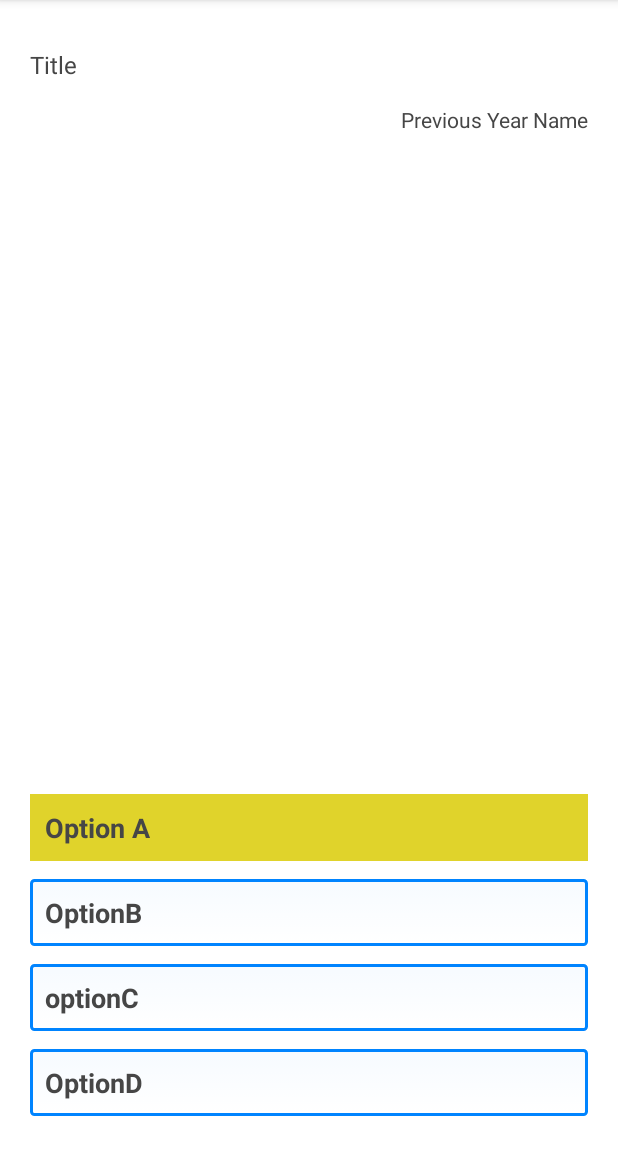
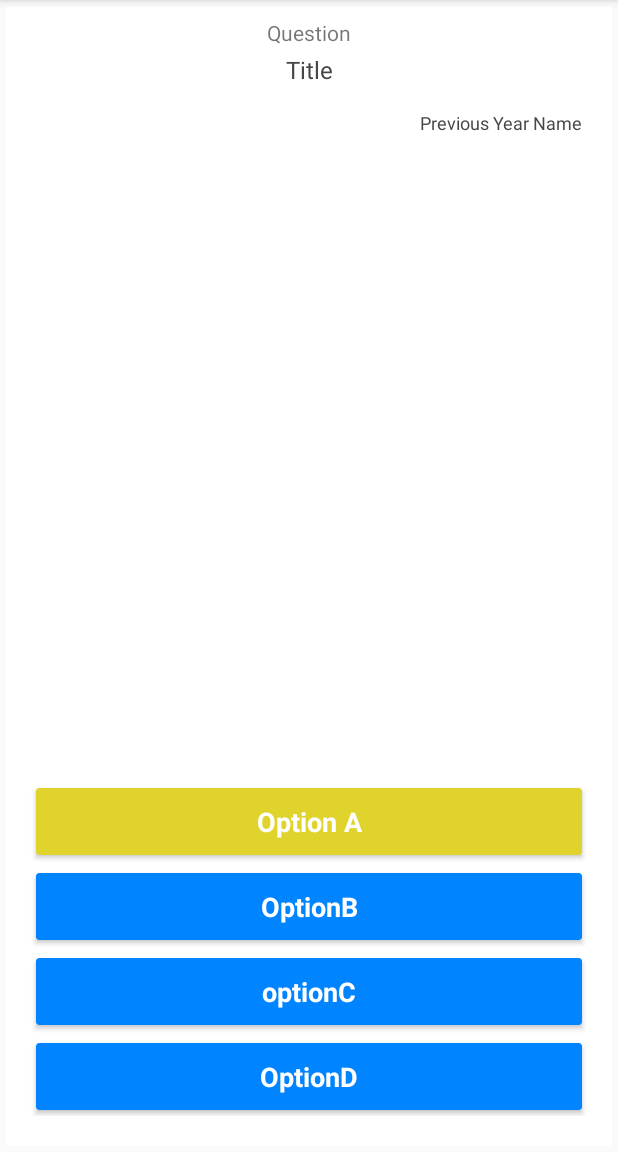
Before and after one commit to iamrahulyadav/AptitudeQuiz, an Android app: the fragment AptitudeFragment shown on its own in the app's theme, after a tap on "Option A", on a phone screen of 412 x 824 dp, the part 84-1236 px from its top. Run offline under Robolectric (Android 15) with nearby library versions, the phone set to English and light mode, and no system bars; libraries missing offline, so code that uses them is left out: com.crashlytics.android; 8 statements that could not run were skipped.

```diff
--- a/app/src/main/java/app/aptitude/quiz/craftystudio/aptitudequiz/AptitudeFragment.java
+++ b/app/src/main/java/app/aptitude/quiz/craftystudio/aptitudequiz/AptitudeFragment.java
@@ -52,10 +52,10 @@ public class AptitudeFragment extends Fragment implements View.OnClickListener {
     TextView optionC;
     TextView optionD;
 
-    LinearLayout optionACardView;
-    LinearLayout optionBCardView;
-    LinearLayout optionCCardView;
-    LinearLayout optionDCardView;
+    CardView optionACardView;
+    CardView optionBCardView;
+    CardView optionCCardView;
+    CardView optionDCardView;
 
 
     public static AptitudeFragment newInstance(Questions questions, Context context, boolean randomTestOn) {
@@ -105,13 +105,13 @@ public class AptitudeFragment extends Fragment implements View.OnClickListener {
         //   TextView randomNumber = (TextView) view.findViewById(R.id.fragmentAptitudeQuiz_randomNumber_Textview);
 
 
-        optionACardView = (LinearLayout) view.findViewById(R.id.fragmentAptitudeQuiz_optionA_Cardview);
-        optionBCardView = (LinearLayout) view.findViewById(R.id.fragmentAptitudeQuiz_optionB_Cardview);
-        optionCCardView = (LinearLayout) view.findViewById(R.id.fragmentAptitudeQuiz_optionC_Cardview);
-        optionDCardView = (LinearLayout) view.findViewById(R.id.fragmentAptitudeQuiz_optionD_Cardview);
+        optionACardView = (CardView) view.findViewById(R.id.fragmentAptitudeQuiz_optionA_Cardview);
+        optionBCardView = (CardView) view.findViewById(R.id.fragmentAptitudeQuiz_optionB_Cardview);
+        optionCCardView = (CardView) view.findViewById(R.id.fragmentAptitudeQuiz_optionC_Cardview);
+        optionDCardView = (CardView) view.findViewById(R.id.fragmentAptitudeQuiz_optionD_Cardview);
 
 
-        questionName.setText("Q. " + questions.getQuestionName() + " ");
+        questionName.setText( "Q."+questions.getQuestionName());
         optionA.setText(questions.getOptionA());
         optionB.setText(questions.getOptionB());
         optionC.setText(questions.getOptionC());
@@ -137,16 +137,16 @@ public class AptitudeFragment extends Fragment implements View.OnClickListener {
         String correctANswer = questions.getCorrectAnswer();
 
         if (optionA.getText().toString().equalsIgnoreCase(correctANswer)) {
-            optionACardView.setBackgroundColor(ContextCompat.getColor(getContext(), R.color.colorGreen));
+            optionACardView.setCardBackgroundColor(ContextCompat.getColor(getContext(), R.color.colorGreen));
 
         } else if (optionB.getText().toString().equalsIgnoreCase(correctANswer)) {
-            optionBCardView.setBackgroundColor(ContextCompat.getColor(getContext(), R.color.colorGreen));
+            optionBCardView.setCardBackgroundColor(ContextCompat.getColor(getContext(), R.color.colorGreen));
 
         } else if (optionC.getText().toString().equalsIgnoreCase(correctANswer)) {
-            optionCCardView.setBackgroundColor(ContextCompat.getColor(getContext(), R.color.colorGreen));
+            optionCCardView.setCardBackgroundColor(ContextCompat.getColor(getContext(), R.color.colorGreen));
 
         } else if (optionD.getText().toString().equalsIgnoreCase(correctANswer)) {
-            optionDCardView.setBackgroundColor(ContextCompat.getColor(getContext(), R.color.colorGreen));
+            optionDCardView.setCardBackgroundColor(ContextCompat.getColor(getContext(), R.color.colorGreen));
         }
     }
 
@@ -186,12 +186,12 @@ public class AptitudeFragment extends Fragment implements View.OnClickListener {
                 case R.id.fragmentAptitudeQuiz_optionA_Cardview:
                     if (questions.getOptionA().equalsIgnoreCase(questions.getCorrectAnswer())) {
                         Toast.makeText(mainActivity, "Right Answer", Toast.LENGTH_SHORT).show();
-                        optionACardView.setBackgroundColor(ContextCompat.getColor(getContext(), R.color.colorGreen));
+                        optionACardView.setCardBackgroundColor(ContextCompat.getColor(getContext(), R.color.colorGreen));
 
 
                     } else {
                         // Toast.makeText(mainActivity, "Wrong Answer", Toast.LENGTH_SHORT).show();
-                        optionACardView.setBackgroundColor(ContextCompat.getColor(getContext(), R.color.colorRed));
+                        optionACardView.setCardBackgroundColor(ContextCompat.getColor(getContext(), R.color.colorRed));
                         getRightAnswer();
                     }
                     break;
@@ -199,33 +199,33 @@ public class AptitudeFragment extends Fragment implements View.OnClickListener {
                 case R.id.fragmentAptitudeQuiz_optionB_Cardview:
                     if (questions.getOptionB().equalsIgnoreCase(questions.getCorrectAnswer())) {
                         Toast.makeText(mainActivity, "Right Answer", Toast.LENGTH_SHORT).show();
-                        optionBCardView.setBackgroundColor(ContextCompat.getColor(getContext(), R.color.colorGreen));
+                        optionBCardView.setCardBackgroundColor(ContextCompat.getColor(getContext(), R.color.colorGreen));
 
                     } else {
                         // Toast.makeText(mainActivity, "Wrong Answer", Toast.LENGTH_SHORT).show();
-                        optionBCardView.setBackgroundColor(ContextCompat.getColor(getContext(), R.color.colorRed));
+                        optionBCardView.setCardBackgroundColor(ContextCompat.getColor(getContext(), R.color.colorRed));
                         getRightAnswer();
                     }
                     break;
                 case R.id.fragmentAptitudeQuiz_optionC_Cardview:
                     if (questions.getOptionC().equalsIgnoreCase(questions.getCorrectAnswer())) {
                         Toast.makeText(mainActivity, "Right Answer", Toast.LENGTH_SHORT).show();
-                        optionCCardView.setBackgroundColor(ContextCompat.getColor(getContext(), R.color.colorGreen));
+                        optionCCardView.setCardBackgroundColor(ContextCompat.getColor(getContext(), R.color.colorGreen));
 
                     } else {
                         //  Toast.makeText(mainActivity, "Wrong Answer", Toast.LENGTH_SHORT).show();
-                        optionCCardView.setBackgroundColor(ContextCompat.getColor(getContext(), R.color.colorRed));
+                        optionCCardView.setCardBackgroundColor(ContextCompat.getColor(getContext(), R.color.colorRed));
                         getRightAnswer();
                     }
                     break;
                 case R.id.fragmentAptitudeQuiz_optionD_Cardview:
                     if (questions.getOptionD().equalsIgnoreCase(questions.getCorrectAnswer())) {
                         Toast.makeText(mainActivity, "Right Answer", Toast.LENGTH_SHORT).show();
-                        optionDCardView.setBackgroundColor(ContextCompat.getColor(getContext(), R.color.colorGreen));
+                        optionDCardView.setCardBackgroundColor(ContextCompat.getColor(getContext(), R.color.colorGreen));
 
                     } else {
                         // Toast.makeText(mainActivity, "Wrong Answer", Toast.LENGTH_SHORT).show();
-                        optionDCardView.setBackgroundColor(ContextCompat.getColor(getContext(), R.color.colorRed));
+                        optionDCardView.setCardBackgroundColor(ContextCompat.getColor(getContext(), R.color.colorRed));
                         getRightAnswer();
                     }
                     break;
@@ -238,13 +238,13 @@ public class AptitudeFragment extends Fragment implements View.OnClickListener {
 
         } else {
 
-            optionACardView.setBackgroundResource(R.drawable.mybutton);
-            optionBCardView.setBackgroundResource(R.drawable.mybutton);
-            optionCCardView.setBackgroundResource(R.drawable.mybutton);
-            optionDCardView.setBackgroundResource(R.drawable.mybutton);
+            optionACardView.setCardBackgroundColor(ContextCompat.getColor(getContext(), R.color.colorPrimary));
+            optionBCardView.setCardBackgroundColor(ContextCompat.getColor(getContext(), R.color.colorPrimary));
+            optionCCardView.setCardBackgroundColor(ContextCompat.getColor(getContext(), R.color.colorPrimary));
+            optionDCardView.setCardBackgroundColor(ContextCompat.getColor(getContext(), R.color.colorPrimary));
 
-            LinearLayout linearLayout = (LinearLayout) view;
-            linearLayout.setBackgroundColor(ContextCompat.getColor(getContext(), R.color.colorYellow));
+            CardView linearLayout = (CardView) view;
+            linearLayout.setCardBackgroundColor(ContextCompat.getColor(getContext(), R.color.colorYellow));
 
             switch (view.getId()) {
 
@@ -277,33 +277,33 @@ public class AptitudeFragment extends Fragment implements View.OnClickListener {
 
                 if (questions.getUserAnswer().equalsIgnoreCase(questions.getCorrectAnswer())) {
                     if (optionA.getText().toString().equalsIgnoreCase(questions.getUserAnswer())) {
-                        optionACardView.setBackgroundColor(ContextCompat.getColor(getContext(), R.color.colorGreen));
+                        optionACardView.setCardBackgroundColor(ContextCompat.getColor(getContext(), R.color.colorGreen));
 
                     } else if (optionB.getText().toString().equalsIgnoreCase(questions.getUserAnswer())) {
-                        optionBCardView.setBackgroundColor(ContextCompat.getColor(getContext(), R.color.colorGreen));
+                        optionBCardView.setCardBackgroundColor(ContextCompat.getColor(getContext(), R.color.colorGreen));
 
 
                     } else if (optionC.getText().toString().equalsIgnoreCase(questions.getUserAnswer())) {
-                        optionCCardView.setBackgroundColor(ContextCompat.getColor(getContext(), R.color.colorGreen));
+                        optionCCardView.setCardBackgroundColor(ContextCompat.getColor(getContext(), R.color.colorGreen));
 
                     } else if (optionD.getText().toString().equalsIgnoreCase(questions.getUserAnswer())) {
-                        optionDCardView.setBackgroundColor(ContextCompat.getColor(getContext(), R.color.colorGreen));
+                        optionDCardView.setCardBackgroundColor(ContextCompat.getColor(getContext(), R.color.colorGreen));
 
                     }
 
                 } else {
                     if (optionA.getText().toString().equalsIgnoreCase(questions.getUserAnswer())) {
-                        optionACardView.setBackgroundColor(ContextCompat.getColor(getContext(), R.color.colorRed));
+                        optionACardView.setCardBackgroundColor(ContextCompat.getColor(getContext(), R.color.colorRed));
 
                     } else if (optionB.getText().toString().equalsIgnoreCase(questions.getUserAnswer())) {
-                        optionBCardView.setBackgroundColor(ContextCompat.getColor(getContext(), R.color.colorRed));
+                        optionBCardView.setCardBackgroundColor(ContextCompat.getColor(getContext(), R.color.colorRed));
 
 
                     } else if (optionC.getText().toString().equalsIgnoreCase(questions.getUserAnswer())) {
-                        optionCCardView.setBackgroundColor(ContextCompat.getColor(getContext(), R.color.colorRed));
+                        optionCCardView.setCardBackgroundColor(ContextCompat.getColor(getContext(), R.color.colorRed));
 
                     } else if (optionD.getText().toString().equalsIgnoreCase(questions.getUserAnswer())) {
-                        optionDCardView.setBackgroundColor(ContextCompat.getColor(getContext(), R.color.colorRed));
+                        optionDCardView.setCardBackgroundColor(ContextCompat.getColor(getContext(), R.color.colorRed));
 
                     }
 
@@ -315,17 +315,17 @@ public class AptitudeFragment extends Fragment implements View.OnClickListener {
             if (questions.getUserAnswer() != null) {
 
                 if (optionA.getText().toString().equalsIgnoreCase(questions.getUserAnswer())) {
-                    optionACardView.setBackgroundColor(ContextCompat.getColor(getContext(), R.color.colorYellow));
+                    optionACardView.setCardBackgroundColor(ContextCompat.getColor(getContext(), R.color.colorYellow));
 
                 } else if (optionB.getText().toString().equalsIgnoreCase(questions.getUserAnswer())) {
-                    optionBCardView.setBackgroundColor(ContextCompat.getColor(getContext(), R.color.colorYellow));
+                    optionBCardView.setCardBackgroundColor(ContextCompat.getColor(getContext(), R.color.colorYellow));
 
 
                 } else if (optionC.getText().toString().equalsIgnoreCase(questions.getUserAnswer())) {
-                    optionCCardView.setBackgroundColor(ContextCompat.getColor(getContext(), R.color.colorYellow));
+                    optionCCardView.setCardBackgroundColor(ContextCompat.getColor(getContext(), R.color.colorYellow));
 
                 } else if (optionD.getText().toString().equalsIgnoreCase(questions.getUserAnswer())) {
-                    optionDCardView.setBackgroundColor(ContextCompat.getColor(getContext(), R.color.colorYellow));
+                    optionDCardView.setCardBackgroundColor(ContextCompat.getColor(getContext(), R.color.colorYellow));
 
                 }
 
--- a/app/src/main/res/layout/fragment_aptitude_quiz.xml
+++ b/app/src/main/res/layout/fragment_aptitude_quiz.xml
@@ -18,8 +18,8 @@
     <android.support.v7.widget.CardView
         android:layout_width="match_parent"
         android:layout_height="match_parent"
+        android:layout_margin="4dp"
         app:cardBackgroundColor="@color/colorWhiteBg"
-        app:cardCornerRadius="0dp"
         app:cardElevation="0dp">
 
         <LinearLayout
@@ -36,8 +36,6 @@
                     android:layout_width="match_parent"
                     android:layout_height="match_parent"
                     android:orientation="vertical">
-
-
 
                     <!--Title,previous years -->
                     <android.support.v7.widget.CardView
@@ -71,18 +69,25 @@
                             android:orientation="vertical">
 
                             <TextView
+                                android:layout_width="match_parent"
+                                android:layout_height="wrap_content"
+                                android:layout_marginTop="8dp"
+                                android:text="Question"
+                                android:textAlignment="center" />
+
+                            <TextView
                                 android:id="@+id/fragmentAptitudeQuiz_QuestionName_Textview"
                                 android:layout_width="match_parent"
                                 android:layout_height="wrap_content"
                                 android:layout_marginBottom="12dp"
                                 android:layout_marginLeft="20dp"
                                 android:layout_marginRight="20dp"
+                                android:layout_marginTop="4dp"
+                                android:lineSpacingExtra=".9sp"
+                                android:text="Title"
+                                android:textAlignment="center"
+                                android:textColor="@color/colorBlack"
                                 android:textIsSelectable="true"
-                                android:layout_marginTop="32dp"
-                                android:text="Title"
-                                android:textAlignment="textStart"
-                                android:lineSpacingExtra=".9sp"
-                                android:textColor="@color/colorBlack"
                                 android:textSize="16sp"
                                 android:textStyle="normal" />
 
@@ -98,11 +103,10 @@
                                 android:layout_marginTop="4dp"
                                 android:layout_weight="1"
                                 android:text=" Previous Year Name"
+                                android:textAlignment="textEnd"
                                 android:textColor="@color/colorBlack"
-                                android:textSize="14sp"
-                                android:textAlignment="textEnd"
+                                android:textSize="12sp"
                                 android:visibility="visible" />
-
 
 
                         </LinearLayout>
@@ -125,7 +129,7 @@
                 android:orientation="vertical">
 
 
-                <LinearLayout
+                <android.support.v7.widget.CardView
                     android:id="@+id/fragmentAptitudeQuiz_optionA_Cardview"
                     android:layout_width="match_parent"
                     android:layout_height="match_parent"
@@ -133,22 +137,23 @@
                     android:layout_marginLeft="4dp"
                     android:layout_marginRight="4dp"
                     android:layout_marginTop="8dp"
-                    android:background="@drawable/mybutton">
+                    android:orientation="vertical"
+                    app:cardBackgroundColor="@color/colorPrimary">
 
                     <TextView
                         android:id="@+id/fragmentAptitudeQuiz_optionA_Textview"
-                        android:layout_width="wrap_content"
+                        android:layout_width="match_parent"
                         android:layout_height="wrap_content"
                         android:layout_margin="10dp"
                         android:text="Option A"
-                        android:textColor="@color/colorBlack"
+                        android:textAlignment="center"
+                        android:textColor="@color/colorWhiteBg"
                         android:textSize="18sp"
                         android:textStyle="bold" />
 
-                </LinearLayout>
+                </android.support.v7.widget.CardView>
 
-
-                <LinearLayout
+                <android.support.v7.widget.CardView
                     android:id="@+id/fragmentAptitudeQuiz_optionB_Cardview"
 
                     android:layout_width="match_parent"
@@ -157,46 +162,54 @@
                     android:layout_marginLeft="4dp"
                     android:layout_marginRight="4dp"
                     android:layout_marginTop="4dp"
-                    android:background="@drawable/mybutton">
+                    android:orientation="vertical"
+                    app:cardBackgroundColor="@color/colorPrimary">
 
                     <TextView
                         android:id="@+id/fragmentAptitudeQuiz_optionB_Textview"
-                        android:layout_width="wrap_content"
+                        android:layout_width="match_parent"
                         android:layout_height="wrap_content"
                         android:layout_margin="10dp"
                         android:text="OptionB"
-                        android:textColor="@color/colorBlack"
+                        android:textAlignment="center"
+
+                        android:textColor="@color/colorWhiteBg"
                         android:textSize="18sp"
                         android:textStyle="bold"
 
                         />
-                </LinearLayout>
+                </android.support.v7.widget.CardView>
 
-                <LinearLayout
+                <android.support.v7.widget.CardView
                     android:id="@+id/fragmentAptitudeQuiz_optionC_Cardview"
                     android:layout_width="match_parent"
+                    android:layout_height="match_parent"
 
-                    android:layout_height="match_parent"
                     android:layout_marginBottom="8dp"
                     android:layout_marginLeft="4dp"
                     android:layout_marginRight="4dp"
                     android:layout_marginTop="4dp"
-                    android:background="@drawable/mybutton">
+                    android:orientation="vertical"
+                    android:textAlignment="center"
+
+                    app:cardBackgroundColor="@color/colorPrimary">
 
                     <TextView
                         android:id="@+id/fragmentAptitudeQuiz_optionC_Textview"
-                        android:layout_width="wrap_content"
+                        android:layout_width="match_parent"
                         android:layout_height="wrap_content"
                         android:layout_margin="10dp"
                         android:text="optionC"
-                        android:textColor="@color/colorBlack"
+                        android:textAlignment="center"
+
+                        android:textColor="@color/colorWhiteBg"
                         android:textSize="18sp"
                         android:textStyle="bold"
 
                         />
-                </LinearLayout>
+                </android.support.v7.widget.CardView>
 
-                <LinearLayout
+                <android.support.v7.widget.CardView
                     android:id="@+id/fragmentAptitudeQuiz_optionD_Cardview"
                     android:layout_width="match_parent"
                     android:layout_height="match_parent"
@@ -204,24 +217,27 @@
                     android:layout_marginLeft="4dp"
                     android:layout_marginRight="4dp"
                     android:layout_marginTop="4dp"
-                    android:background="@drawable/mybutton">
+                    android:orientation="vertical"
+                    app:cardBackgroundColor="@color/colorPrimary">
 
                     <TextView
                         android:id="@+id/fragmentAptitudeQuiz_optionD_Textview"
-                        android:layout_width="wrap_content"
+                        android:layout_width="match_parent"
                         android:layout_height="wrap_content"
                         android:layout_margin="10dp"
                         android:text="OptionD"
-                        android:textColor="@color/colorBlack"
+                        android:textAlignment="center"
+
+                        android:textColor="@color/colorWhiteBg"
                         android:textSize="18sp"
                         android:textStyle="bold"
 
                         />
 
-                </LinearLayout>
-
+                </android.support.v7.widget.CardView>
 
             </LinearLayout>
+
 
         </LinearLayout>
     </android.support.v7.widget.CardView>
```
Also changed, not shown: app/src/main/java/app/aptitude/quiz/craftystudio/aptitudequiz/TopicActivity.java (+3 -35 lines).
